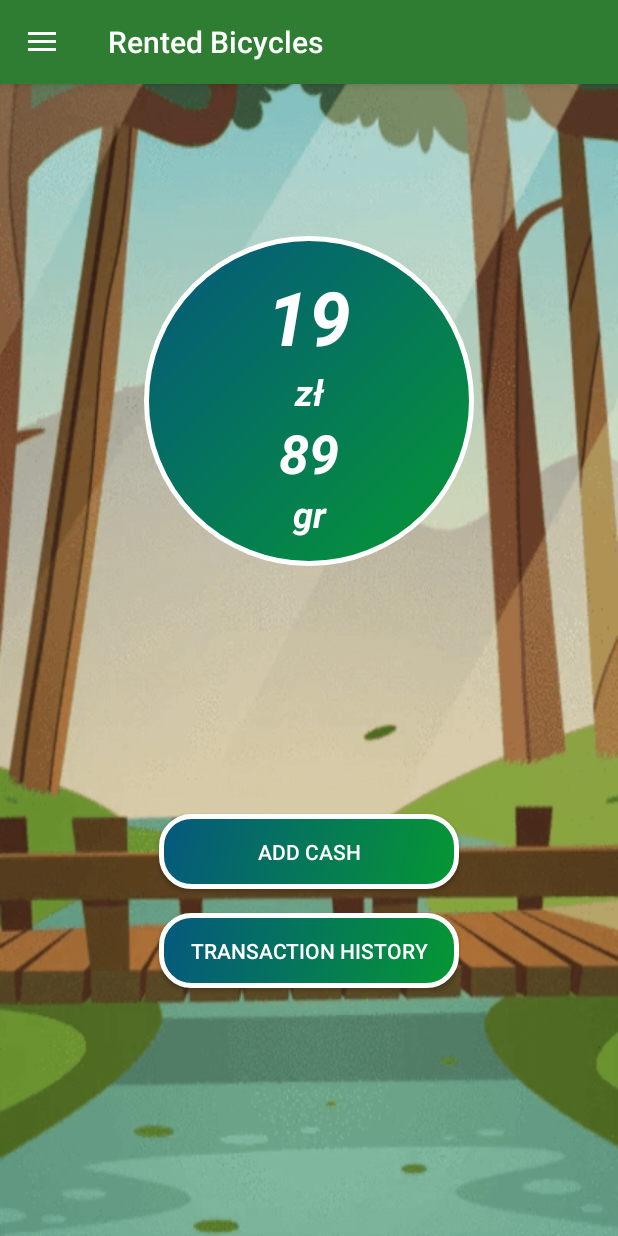
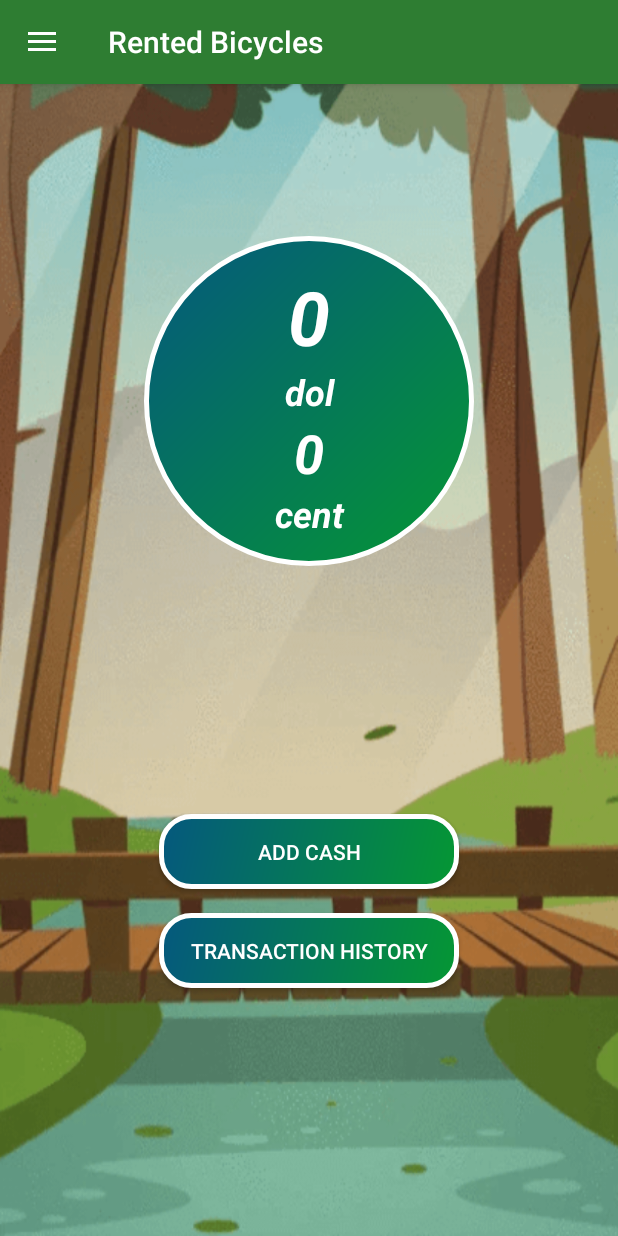
Before and after one commit to Szpansky/RentBicycle, an Android app: the screen it shows after launch (MainActivity), in the side drawer, after a tap on "Wallet", on a phone screen of 412 x 824 dp. Run offline under Robolectric (Android 15) with nearby library versions, the phone set to English and light mode, and no system bars; our stand-ins replace Room's generated code.

Commit message:
WalletDialog

```diff
--- a/app/src/main/java/com/apps/mkacik/rentbicycle/fragments/BicycleListFragment.kt
+++ b/app/src/main/java/com/apps/mkacik/rentbicycle/fragments/BicycleListFragment.kt
@@ -15,7 +15,7 @@ import com.apps.mkacik.rentbicycle.utilities.InjectorUtils
 import com.apps.mkacik.rentbicycle.viewModels.BicyclesViewModel
 import kotlinx.android.synthetic.main.list_layout.*
 
-class BicycleListFragment : BaseListFragment(), BicyclesAdapter.BicycleAdapterInterface {
+class BicycleListFragment private constructor() : BaseListFragment(), BicyclesAdapter.BicycleAdapterInterface {
 
     private lateinit var viewModel: BicyclesViewModel
 
--- a/app/src/main/java/com/apps/mkacik/rentbicycle/fragments/RentedListFragment.kt
+++ b/app/src/main/java/com/apps/mkacik/rentbicycle/fragments/RentedListFragment.kt
@@ -16,7 +16,7 @@ import com.apps.mkacik.rentbicycle.utilities.InjectorUtils
 import com.apps.mkacik.rentbicycle.viewModels.RentedViewModel
 import kotlinx.android.synthetic.main.list_layout.*
 
-class RentedListFragment : BaseListFragment(), RentedAdapter.RentedAdapterInterface {
+class RentedListFragment private constructor() : BaseListFragment(), RentedAdapter.RentedAdapterInterface {
 
     private lateinit var viewModel: RentedViewModel
 
--- a/app/src/main/java/com/apps/mkacik/rentbicycle/fragments/WalletFragment.kt
+++ b/app/src/main/java/com/apps/mkacik/rentbicycle/fragments/WalletFragment.kt
@@ -6,8 +6,12 @@ import android.view.View
 import android.view.ViewGroup
 import androidx.fragment.app.Fragment
 import com.apps.mkacik.rentbicycle.R
+import com.apps.mkacik.rentbicycle.data.AppSharedPref
+import com.apps.mkacik.rentbicycle.dialogs.WalletChargeDialog
+import kotlinx.android.synthetic.main.fragment_wallet.*
+import kotlinx.android.synthetic.main.wallet_status_layout.view.*
 
-class WalletFragment : Fragment() {
+class WalletFragment private constructor() : Fragment(), WalletChargeDialog.OnDismissListener {
 
     companion object {
         val TAG = this::class.java.name
@@ -19,10 +23,32 @@ class WalletFragment : Fragment() {
 
     override fun onViewCreated(view: View, savedInstanceState: Bundle?) {
         super.onViewCreated(view, savedInstanceState)
+        initWallet()
+        onButtonClick()
+    }
+
+    private fun onButtonClick() {
+        add_cash_button.setOnClickListener {
+            WalletChargeDialog.newInstance(this).show(fragmentManager, WalletChargeDialog.TAG.toString())
+            initWallet()
+        }
+    }
+
+    private fun initWallet() {
+        val split = AppSharedPref().getWalletCash(requireActivity().baseContext).toString().split(".")
+
+        wallet_view.cashInteger.text = split[0]
+        wallet_view.cashIntegerExtend.text = resources.getString(R.string.integer_extend)
+        wallet_view.cashRest.text = split[1]
+        wallet_view.cashRestExtend.text = resources.getString(R.string.rest_extend)
     }
 
     override fun onCreateView(inflater: LayoutInflater, container: ViewGroup?, savedInstanceState: Bundle?): View? {
         val view = inflater.inflate(R.layout.fragment_wallet, container, false)
         return view
     }
+
+    override fun onDismissWalletCharge() {
+        initWallet()
+    }
 }
--- a/app/src/main/java/com/apps/mkacik/rentbicycle/layouts/MenuButton.kt
+++ b/app/src/main/java/com/apps/mkacik/rentbicycle/layouts/MenuButton.kt
@@ -6,7 +6,7 @@ import android.util.AttributeSet
 import android.view.LayoutInflater
 import android.widget.LinearLayout
 import com.apps.mkacik.rentbicycle.R
-import kotlinx.android.synthetic.main.menu_button.view.*
+import kotlinx.android.synthetic.main.circle_text_image_layout.view.*
 
 class MenuButton(context: Context, attrs: AttributeSet?) : LinearLayout(context, attrs) {
 
@@ -14,7 +14,7 @@ class MenuButton(context: Context, attrs: AttributeSet?) : LinearLayout(context,
     private val typedArray : TypedArray = context.obtainStyledAttributes(attrs,R.styleable.MenuButton,0,0)
 
     init {
-        inflater.inflate(R.layout.menu_button,this)
+        inflater.inflate(R.layout.circle_text_image_layout,this)
         image.setImageDrawable(typedArray.getDrawable(R.styleable.MenuButton_image))
         description.text = typedArray.getText(R.styleable.MenuButton_description)
     }
--- a/app/src/main/res/layout/fragment_wallet.xml
+++ b/app/src/main/res/layout/fragment_wallet.xml
@@ -7,7 +7,7 @@
     android:background="@drawable/background">
 
     <com.apps.mkacik.rentbicycle.layouts.WalletStatusLayout
-        android:id="@+id/walletView"
+        android:id="@+id/wallet_view"
         android:layout_width="wrap_content"
         android:layout_height="wrap_content"
         app:cashInteger="19"
@@ -28,10 +28,10 @@
         app:layout_constraintBottom_toBottomOf="parent"
         app:layout_constraintEnd_toEndOf="parent"
         app:layout_constraintStart_toStartOf="parent"
-        app:layout_constraintTop_toBottomOf="@+id/walletView">
+        app:layout_constraintTop_toBottomOf="@+id/wallet_view">
 
         <Button
-            android:id="@+id/addCashButton"
+            android:id="@+id/add_cash_button"
             style="@style/Widget.AppCompat.Button.Colored"
             android:layout_width="200dp"
             android:layout_height="50dp"
@@ -42,7 +42,7 @@
             tools:layout_editor_absoluteY="295dp" />
 
         <Button
-            android:id="@+id/TransactionHistoryButton"
+            android:id="@+id/transaction_history_button"
             style="@style/Widget.AppCompat.Button.Colored"
             android:layout_width="200dp"
             android:layout_height="50dp"
--- a/app/src/main/res/values/strings.xml
+++ b/app/src/main/res/values/strings.xml
@@ -23,4 +23,7 @@
     <string name="search">Search</string>
     <string name="bicycle_list">Bicycle List</string>
     <string name="rented_bicycles">Rented Bicycles</string>
+    <string name="integer_extend">dol</string>
+    <string name="rest_extend">cent</string>
+    <string name="charge_with">Charge With</string>
 </resources>
```
Also changed, not shown: app/src/main/java/com/apps/mkacik/rentbicycle/dialogs/WalletChargeDialog.kt (added, +69 -0 lines), app/src/main/res/layout/circle_text_image_layout.xml (renamed from app/src/main/res/layout/menu_button.xml, +4 -3 lines), app/src/main/res/layout/dialog_wallet_charge.xml (added, +84 -0 lines), app/src/main/res/values/styles.xml (+7 -0 lines), 1 other file.
